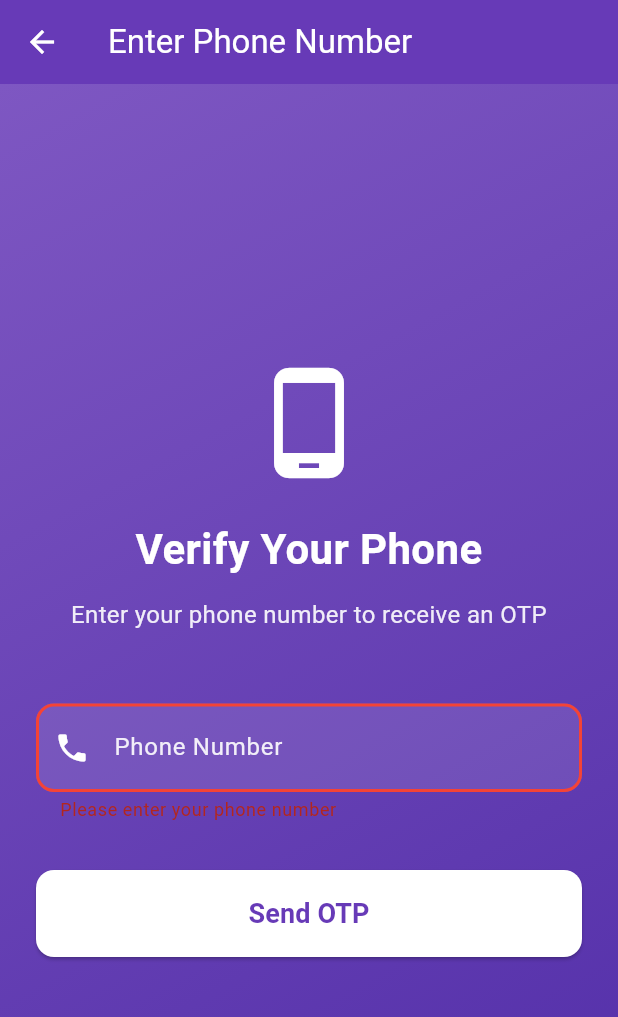
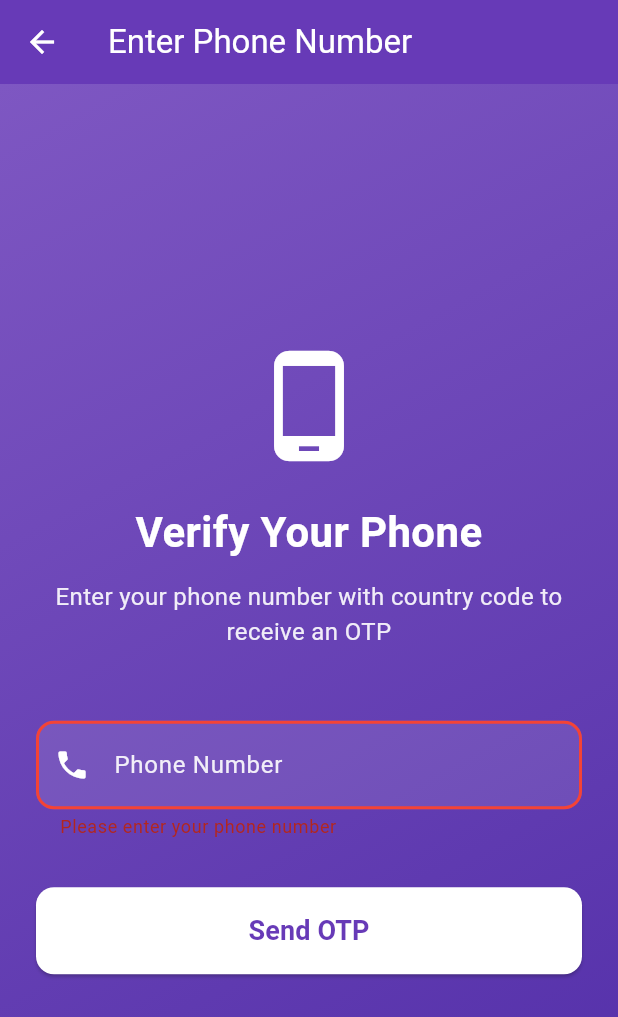
Before and after one commit to mitchell1972/examCoachApp, a Flutter app: the PhoneInputScreen screen opened directly, after a tap on "Send OTP", on a phone screen of 412 x 824 dp. Shown: the top 1017 px of the screen. Run offline on Flutter 3.47's test engine with Material 3 defaults, Android fonts, the phone set to English and light mode, and no system bars; our stand-ins replace flutter_secure_storage, logger; accounts and stored records are empty.

Commit message:
Feature: Update phone validation to accept international numbers with country codes

```diff
--- a/lib/screens/phone_input_screen.dart
+++ b/lib/screens/phone_input_screen.dart
@@ -26,12 +26,20 @@ class _PhoneInputScreenState extends State<PhoneInputScreen> {
       return 'Please enter your phone number';
     }
 
-    // Remove any non-digit characters
-    final cleanNumber = value.replaceAll(RegExp(r'[^\d]'), '');
+    // Remove any non-digit characters except + for country code
+    final cleanNumber = value.replaceAll(RegExp(r'[^\d+]'), '');
 
-    // Check if it's a valid Nigerian number format
-    if (cleanNumber.length < 10 || cleanNumber.length > 14) {
-      return 'Please enter a valid phone number';
+    // Check for valid international format
+    if (cleanNumber.startsWith('+')) {
+      // International format: +countrycode + number
+      if (cleanNumber.length < 10 || cleanNumber.length > 16) {
+        return 'Please enter a valid international phone number';
+      }
+    } else {
+      // Local format without country code
+      if (cleanNumber.length < 10 || cleanNumber.length > 15) {
+        return 'Please enter a valid phone number';
+      }
     }
 
     return null;
@@ -48,7 +56,7 @@ class _PhoneInputScreenState extends State<PhoneInputScreen> {
       // Simulate sending OTP
       await Future.delayed(const Duration(seconds: 2));
 
-      final cleanPhoneNumber = _phoneController.text.replaceAll(RegExp(r'[^\d]'), '');
+      final cleanPhoneNumber = _phoneController.text.replaceAll(RegExp(r'[^\d+]'), '');
       final userModel = UserModel(phoneNumber: cleanPhoneNumber);
 
       if (mounted) {
@@ -132,7 +140,7 @@ class _PhoneInputScreenState extends State<PhoneInputScreen> {
                   const SizedBox(height: 12),
 
                   Text(
-                    'Enter your phone number to receive an OTP',
+                    'Enter your phone number with country code to receive an OTP',
                     style: TextStyle(
                       fontSize: 16,
                       color: Colors.white.withOpacity(0.9),
@@ -155,7 +163,7 @@ class _PhoneInputScreenState extends State<PhoneInputScreen> {
                     ),
                     decoration: InputDecoration(
                       labelText: 'Phone Number',
-                      hintText: '2348012345678',
+                      hintText: '+1234567890 or 1234567890',
                       labelStyle: TextStyle(
                         color: Colors.white.withOpacity(0.9),
                       ),
```
